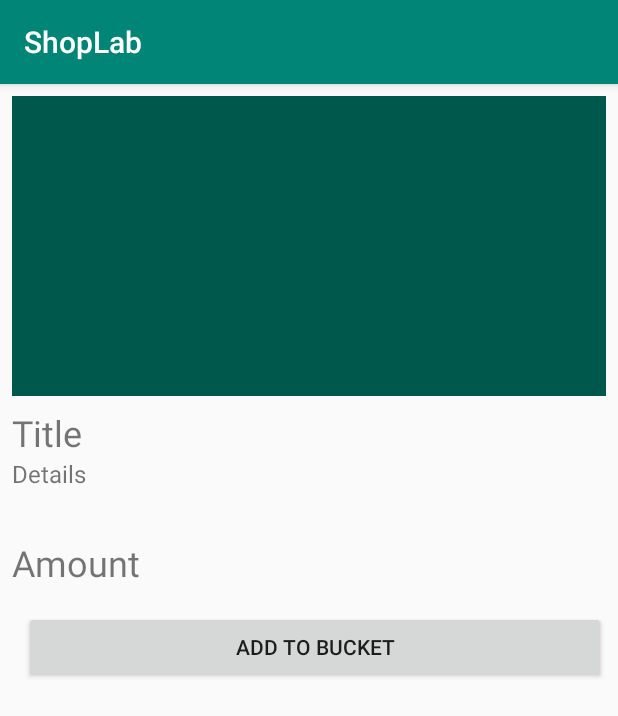
After one commit to Vladuken/2MobileLab, an Android app: the ItemDetailActivity screen opened directly, with no data from a screen before it, on a phone screen of 412 x 824 dp. The commit adds this screen. Shown: the top 716 px of the screen. Run offline under Robolectric (Android 15) with nearby library versions, the phone set to English and light mode, and no system bars; our stand-ins replace Room's generated code; 4 statements that could not run were skipped.

Commit message:
Add details activity

```diff
--- a/app/src/main/AndroidManifest.xml
+++ b/app/src/main/AndroidManifest.xml
@@ -9,7 +9,8 @@
         android:roundIcon="@mipmap/ic_launcher_round"
         android:supportsRtl="true"
         android:theme="@style/AppTheme">
-        <activity android:name=".ItemCreateActivity"></activity>
+        <activity android:name=".ItemDetailActivity"></activity>
+        <activity android:name=".ItemCreateActivity" />
         <activity android:name=".MainActivity">
             <intent-filter>
                 <action android:name="android.intent.action.MAIN" />
--- /dev/null
+++ b/app/src/main/java/com/zlatka/shoplab/ItemDetailActivity.java
@@ -0,0 +1,63 @@
+package com.zlatka.shoplab;
+
+import android.content.Context;
+import android.graphics.Point;
+import android.net.Uri;
+import android.support.v7.app.AppCompatActivity;
+import android.os.Bundle;
+import android.view.Display;
+import android.widget.ImageView;
+import android.widget.TextView;
+
+import com.zlatka.shoplab.model.Product;
+import com.zlatka.shoplab.model.SingletonDatabase;
+
+public class ItemDetailActivity extends AppCompatActivity {
+
+    private ImageView mImageView;
+    private TextView mTitle;
+    private TextView mDescription;
+    private TextView mAmount;
+
+    private Product mProduct;
+    @Override
+    protected void onCreate(Bundle savedInstanceState) {
+        super.onCreate(savedInstanceState);
+        setContentView(R.layout.activity_item_detail);
+
+        mImageView = findViewById(R.id.iv_product_photo);
+        mTitle = findViewById(R.id.tv_detail_title);
+        mDescription = findViewById(R.id.tv_details);
+        mAmount = findViewById(R.id.tv_amount);
+
+        int id = getIntent().getIntExtra(Constants.ID_KEY,1);
+        mProduct = SingletonDatabase.getInstance(this).productDao().getById(id);
+
+        mTitle.setText(mProduct.title);
+        mDescription.setText(mProduct.description);
+        mAmount.setText("" + mProduct.amount);
+
+
+
+        Display display = getWindowManager().getDefaultDisplay();
+        Point size = new Point();
+        display.getSize(size);
+        int width = size.x;
+        int height = size.y;
+        BitmapUtil.setImage(this,mImageView, Uri.parse(mProduct.image_uri),
+                width,
+                Math.round(getResources().getDimension(R.dimen.list_item_image_height)));
+    }
+
+    @Override
+    protected void onStart() {
+        super.onStart();
+
+    }
+
+    @Override
+    protected void onResume() {
+        super.onResume();
+
+    }
+}
--- a/app/src/main/java/com/zlatka/shoplab/model/Product.java
+++ b/app/src/main/java/com/zlatka/shoplab/model/Product.java
@@ -8,7 +8,7 @@ import android.arch.persistence.room.PrimaryKey;
 @Entity
 public class Product {
     @PrimaryKey(autoGenerate = true)
-    int id;
+    public int id;
 
     @ColumnInfo
     public String title;
--- a/app/src/main/java/com/zlatka/shoplab/model/ProductDao.java
+++ b/app/src/main/java/com/zlatka/shoplab/model/ProductDao.java
@@ -12,6 +12,9 @@ import java.util.List;
 @Dao
 public interface ProductDao {
 
+    @Query("SELECT * FROM product WHERE id=:id")
+    Product getById(int id);
+
     @Query("SELECT * FROM product")
     List<Product> getAll();
 
--- a/app/src/main/res/layout/activity_item_create.xml
+++ b/app/src/main/res/layout/activity_item_create.xml
@@ -74,7 +74,7 @@
             app:layout_constraintTop_toBottomOf="@+id/tv_details" />
 
         <TextView
-            android:id="@+id/textView4"
+            android:id="@+id/tv_amount"
             android:layout_width="wrap_content"
             android:layout_height="wrap_content"
             android:layout_marginTop="8dp"
@@ -93,8 +93,8 @@
         android:ems="10"
         android:inputType="number"
         app:layout_constraintEnd_toEndOf="parent"
-        app:layout_constraintStart_toStartOf="@+id/textView4"
-        app:layout_constraintTop_toBottomOf="@+id/textView4" />
+        app:layout_constraintStart_toStartOf="@+id/tv_amount"
+        app:layout_constraintTop_toBottomOf="@+id/tv_amount" />
 
         <Button
             android:id="@+id/btn_create_product"
--- /dev/null
+++ b/app/src/main/res/layout/activity_item_detail.xml
@@ -0,0 +1,77 @@
+<?xml version="1.0" encoding="utf-8"?>
+
+<ScrollView xmlns:android="http://schemas.android.com/apk/res/android"
+    xmlns:app="http://schemas.android.com/apk/res-auto"
+    xmlns:tools="http://schemas.android.com/tools"
+    android:id="@+id/scrollView2"
+    android:layout_width="match_parent"
+    android:layout_height="match_parent">
+
+    <android.support.constraint.ConstraintLayout
+        android:layout_width="match_parent"
+        android:layout_height="wrap_content"
+        tools:context=".ItemDetailActivity">
+
+        <ImageView
+            android:id="@+id/iv_product_photo"
+            android:layout_width="match_parent"
+            android:layout_height="200dp"
+            android:layout_marginStart="8dp"
+            android:layout_marginTop="8dp"
+            android:layout_marginEnd="8dp"
+            android:layout_marginBottom="8dp"
+            android:src="@color/colorPrimaryDark"
+            app:layout_constraintEnd_toEndOf="parent"
+            app:layout_constraintStart_toStartOf="parent"
+
+            app:layout_constraintTop_toTopOf="parent"
+            tools:srcCompat="@tools:sample/avatars" />
+
+        <TextView
+            android:id="@+id/tv_detail_title"
+            android:layout_width="wrap_content"
+            android:layout_height="wrap_content"
+            android:layout_marginStart="8dp"
+            android:layout_marginTop="8dp"
+            android:text="Title"
+            android:textSize="24sp"
+            app:layout_constraintStart_toStartOf="parent"
+            app:layout_constraintTop_toBottomOf="@+id/iv_product_photo"
+            tools:text="Title" />
+
+        <TextView
+            android:id="@+id/tv_details"
+            android:layout_width="wrap_content"
+            android:layout_height="wrap_content"
+            android:text="Details"
+            android:textSize="16sp"
+            app:layout_constraintStart_toStartOf="@+id/tv_detail_title"
+            app:layout_constraintTop_toBottomOf="@+id/tv_detail_title"
+            tools:text="Details" />
+
+        <TextView
+            android:id="@+id/tv_amount"
+            android:layout_width="wrap_content"
+            android:layout_height="wrap_content"
+            android:layout_marginTop="32dp"
+            android:text="Amount"
+            android:textSize="24sp"
+            app:layout_constraintStart_toStartOf="@+id/tv_details"
+            app:layout_constraintTop_toBottomOf="@+id/tv_details"
+            tools:text="Amount" />
+
+        <Button
+            android:id="@+id/btn_add_to_bucket"
+            android:layout_width="0dp"
+            android:layout_height="wrap_content"
+            android:layout_marginStart="8dp"
+            android:layout_marginTop="16dp"
+            android:layout_marginEnd="8dp"
+            android:text="Add to bucket"
+            app:layout_constraintBottom_toBottomOf="parent"
+            app:layout_constraintEnd_toEndOf="parent"
+            app:layout_constraintStart_toStartOf="@+id/tv_amount"
+            app:layout_constraintTop_toBottomOf="@+id/tv_amount"
+            tools:text="Add to bucket" />
+    </android.support.constraint.ConstraintLayout>
+</ScrollView>
```
Also changed, not shown: app/src/main/java/com/zlatka/shoplab/BitmapUtil.java (added, +30 -0 lines), app/src/main/java/com/zlatka/shoplab/Constants.java (added, +13 -0 lines), app/src/main/java/com/zlatka/shoplab/ItemCreateActivity.java (+5 -8 lines), app/src/main/java/com/zlatka/shoplab/MainActivity.java (+4 -4 lines), app/src/main/java/com/zlatka/shoplab/rv_products/ProductViewHolder.java (+4 -18 lines), app/src/main/java/com/zlatka/shoplab/rv_products/ProductsAdapter.java (+19 -1 lines).
